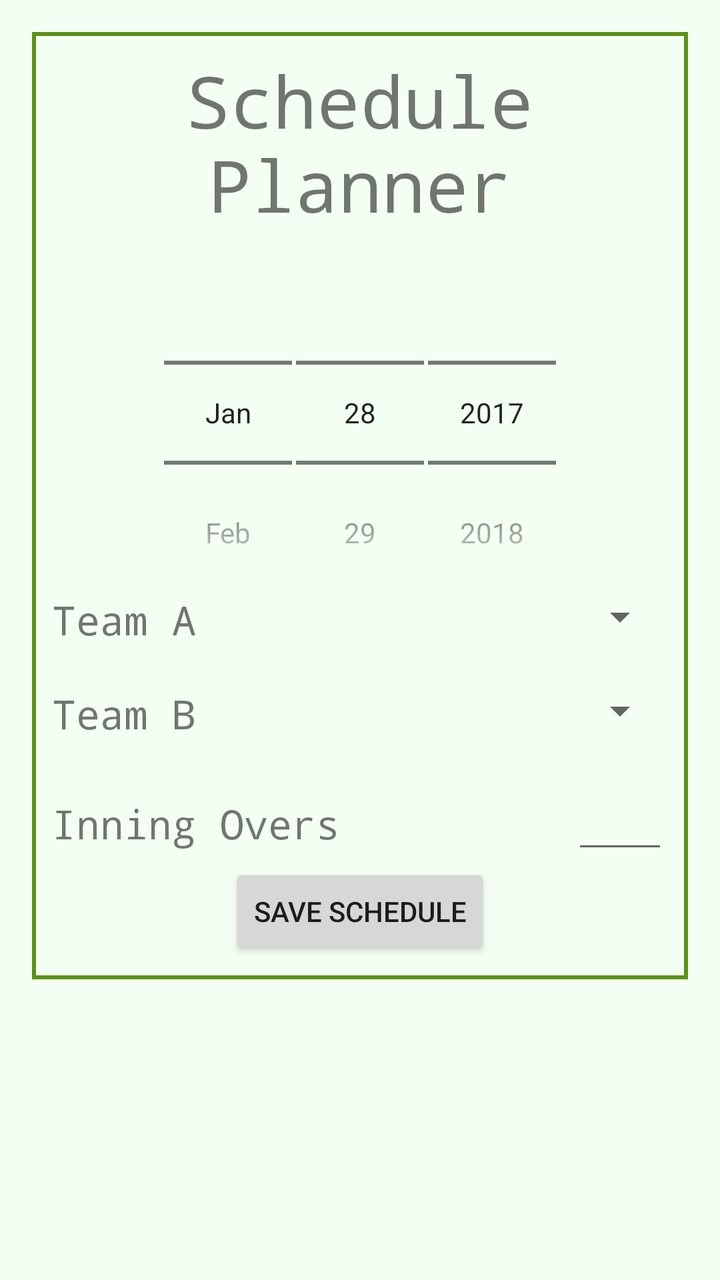
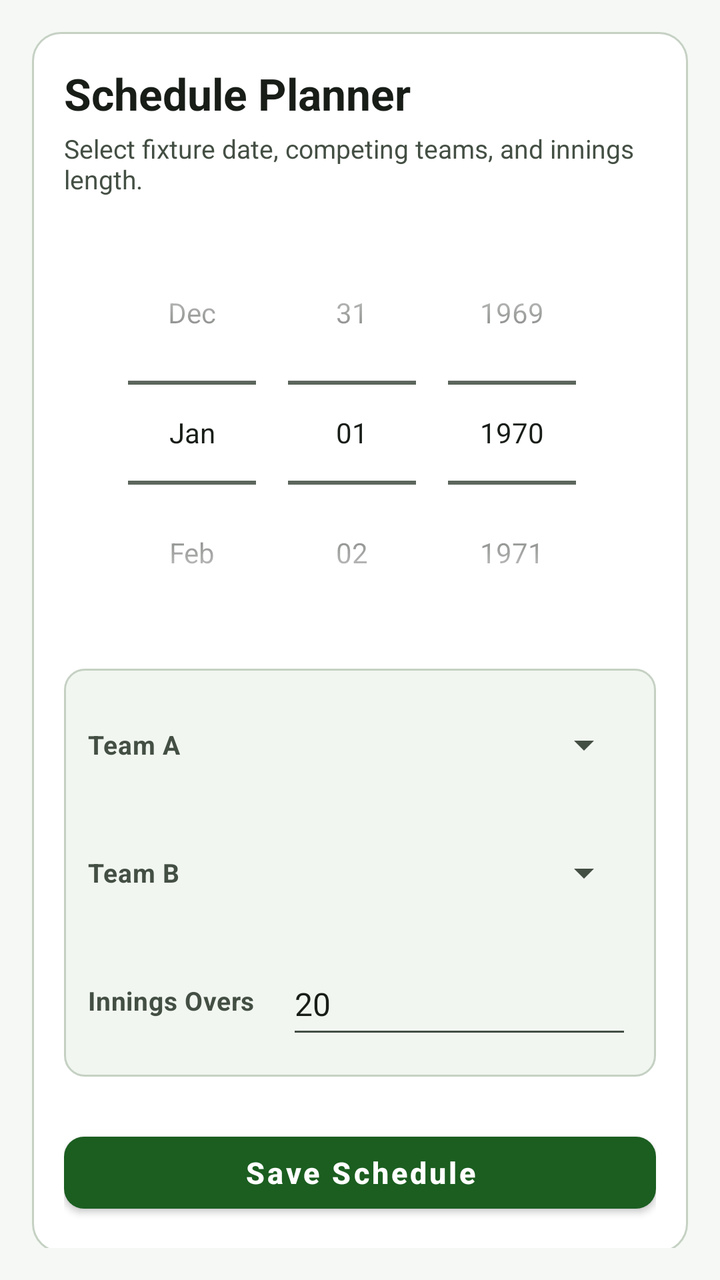

Before-and-after screenshots of an Android layout around one commit, followed by the original layout XML and the change that was made.
<!-- AndroidManifest.xml: application theme AppTheme -->
<!-- res/layout/activity_schedule_matches.xml -->
<?xml version="1.0" encoding="utf-8"?>
<ScrollView xmlns:android="http://schemas.android.com/apk/res/android"
    xmlns:tools="http://schemas.android.com/tools"
    android:id="@+id/activity_schedule_matches"
    android:layout_width="fill_parent"
    android:layout_height="fill_parent"
    android:paddingBottom="@dimen/activity_vertical_margin"
    android:paddingLeft="@dimen/activity_horizontal_margin"
    android:paddingRight="@dimen/activity_horizontal_margin"
    android:paddingTop="@dimen/activity_vertical_margin"
    android:background="@color/Color_Background"
    tools:context="com.example.android.cricketscoreboard.views.ScheduleMatches">

    <LinearLayout
        android:layout_width="match_parent"
        android:layout_height="match_parent"
        android:orientation="vertical"
        android:background="@drawable/rectangle">
        <TextView
            android:id="@+id/scheduleMatch_text_view"
            android:layout_width="match_parent"
            android:layout_height="wrap_content"

            android:layout_centerHorizontal="true"
            android:fontFamily="monospace"
            android:text="Schedule Planner"
            android:textAlignment="center"
            android:textSize="36sp" />
        <DatePicker
            android:layout_width="match_parent"
            android:layout_height="wrap_content"
            android:id="@+id/matchDatePicker"
            android:layoutMode="opticalBounds"
            style="@android:style/Widget.DatePicker"
            android:minDate="01/28/2017" />

        <TableLayout
            android:id="@+id/teamSelect_table_layout"
            android:layout_width="match_parent"
            android:layout_height="wrap_content"
            android:layout_below="@id/matchDatePicker">

            <TableRow>
                <TextView
                    android:layout_weight="1"
                    android:text="Team A"
                    android:fontFamily="monospace"
                    android:textSize="20dp"/>
                <Spinner
                    android:id="@+id/teamA_spinner"
                    android:layout_weight="1"/>
            </TableRow>
            <TableRow
                android:layout_marginTop="20dp">
                <TextView
                    android:layout_weight="1"
                    android:text="Team B"
                    android:fontFamily="monospace"
                    android:textSize="20dp"/>
                <Spinner
                    android:id="@+id/teamB_spinner"
                    android:layout_weight="1"/>
            </TableRow>
            <TableRow
                android:layout_marginTop="20dp">
                <TextView
                    android:layout_weight="2"
                    android:text="Inning Overs"
                    android:fontFamily="monospace"
                    android:textSize="20dp"/>

                <EditText
                    android:id="@+id/matchOverEditText"
                    android:layout_width="wrap_content"
                    android:layout_height="wrap_content"
                    android:maxLength="2"
                    android:inputType="number" />

            </TableRow>


        </TableLayout>
    <Button
        android:layout_height="wrap_content"
        android:layout_width="wrap_content"
        android:layout_gravity="center_horizontal"
        android:text="Save Schedule"
        android:onClick="onSaveScheduleClick"/>
    </LinearLayout>

</ScrollView>
<!-- resources referenced by this layout -->
<resources>
  <color name="Color_Background">#F4FFF3</color>
  <!-- drawable rectangle (drawable) -->
  <?xml version="1.0" encoding="utf-8"?>
  <shape xmlns:android="http://schemas.android.com/apk/res/android" android:shape="rectangle" >
  
      <solid android:color="@color/Color_Background" />
      <stroke android:width="2dip" android:color="@color/colorPrimaryDark"/>
      <padding
          android:left="10dp"
          android:top="10dp"
          android:right="10dp"
          android:bottom="10dp" />
      <gradient
          android:angle="45"
          android:centerX= "2"
          android:centerY= "2"
          android:centerColor="@color/Color_Background"
          android:endColor="@color/Color_Background"
          android:gradientRadius="1000"
          android:startColor="@color/black_overlay"
          android:type="sweep"
          android:useLevel="false"
      />
      <size
          android:width="10dp"
          android:height="10dp" />
  </shape>
  <style name="AppTheme" parent="Theme.AppCompat.Light.DarkActionBar">
          
          <item name="colorPrimary">@color/colorPrimary</item>
          <item name="colorPrimaryDark">@color/colorPrimaryDark</item>
          <item name="colorAccent">@color/colorAccent</item>
      </style>
  <color name="colorPrimaryDark">#5a9216</color>
  <color name="black_overlay">#66000000</color>
  
      #5D4037
      26C6DA
  <color name="colorPrimary">#8bc34a</color>
  <color name="colorAccent">#E64A19</color>
  <!-- unchanged entries left out for length: 2 -->
</resources>

<!-- the commit's change to res/layout/activity_schedule_matches.xml (unified diff, before → after) -->
@@ -2,90 +2,129 @@
 <ScrollView xmlns:android="http://schemas.android.com/apk/res/android"
     xmlns:tools="http://schemas.android.com/tools"
     android:id="@+id/activity_schedule_matches"
-    android:layout_width="fill_parent"
-    android:layout_height="fill_parent"
+    android:layout_width="match_parent"
+    android:layout_height="match_parent"
+    android:background="@color/Color_Background"
+    android:fillViewport="true"
+    android:paddingLeft="@dimen/activity_horizontal_margin"
+    android:paddingTop="@dimen/activity_vertical_margin"
+    android:paddingRight="@dimen/activity_horizontal_margin"
     android:paddingBottom="@dimen/activity_vertical_margin"
-    android:paddingLeft="@dimen/activity_horizontal_margin"
-    android:paddingRight="@dimen/activity_horizontal_margin"
-    android:paddingTop="@dimen/activity_vertical_margin"
-    android:background="@color/Color_Background"
     tools:context="com.example.android.cricketscoreboard.views.ScheduleMatches">
 
     <LinearLayout
         android:layout_width="match_parent"
-        android:layout_height="match_parent"
+        android:layout_height="wrap_content"
+        android:background="@drawable/rectangle"
         android:orientation="vertical"
-        android:background="@drawable/rectangle">
+        android:padding="@dimen/space_lg">
+
         <TextView
             android:id="@+id/scheduleMatch_text_view"
             android:layout_width="match_parent"
             android:layout_height="wrap_content"
+            android:text="Schedule Planner"
+            android:textAppearance="@style/TextAppearance.Cricket.ScreenTitle" />
 
-            android:layout_centerHorizontal="true"
-            android:fontFamily="monospace"
-            android:text="Schedule Planner"
-            android:textAlignment="center"
-            android:textSize="36sp" />
-        <DatePicker
+        <TextView
             android:layout_width="match_parent"
             android:layout_height="wrap_content"
+            android:layout_marginTop="4dp"
+            android:text="Select fixture date, competing teams, and innings length."
+            android:textColor="@color/colorTextSecondary"
+            android:textSize="13sp" />
+
+        <DatePicker
             android:id="@+id/matchDatePicker"
-            android:layoutMode="opticalBounds"
-            style="@android:style/Widget.DatePicker"
-            android:minDate="01/28/2017" />
+            android:layout_width="match_parent"
+            android:layout_height="wrap_content"
+            android:layout_marginTop="@dimen/space_md"
+            android:calendarViewShown="false"
+            android:datePickerMode="spinner" />
 
         <TableLayout
             android:id="@+id/teamSelect_table_layout"
             android:layout_width="match_parent"
             android:layout_height="wrap_content"
-            android:layout_below="@id/matchDatePicker">
+            android:layout_marginTop="@dimen/space_md"
+            android:background="@drawable/bg_stat_chip"
+            android:stretchColumns="1">
 
-            <TableRow>
+            <TableRow
+                android:gravity="center_vertical"
+                android:paddingTop="4dp"
+                android:paddingBottom="4dp">
+
                 <TextView
-                    android:layout_weight="1"
+                    android:layout_width="wrap_content"
+                    android:layout_height="wrap_content"
+                    android:paddingEnd="16dp"
+                    android:paddingRight="16dp"
                     android:text="Team A"
-                    android:fontFamily="monospace"
-                    android:textSize="20dp"/>
+                    android:textAppearance="@style/TextAppearance.Cricket.FieldLabel" />
+
                 <Spinner
                     android:id="@+id/teamA_spinner"
-                    android:layout_weight="1"/>
+                    android:layout_width="match_parent"
+                    android:layout_height="wrap_content"
+                    android:minHeight="48dp" />
             </TableRow>
+
             <TableRow
-                android:layout_marginTop="20dp">
+                android:layout_marginTop="8dp"
+                android:gravity="center_vertical"
+                android:paddingTop="4dp"
+                android:paddingBottom="4dp">
+
                 <TextView
-                    android:layout_weight="1"
+                    android:layout_width="wrap_content"
+                    android:layout_height="wrap_content"
+                    android:paddingEnd="16dp"
+                    android:paddingRight="16dp"
                     android:text="Team B"
-                    android:fontFamily="monospace"
-                    android:textSize="20dp"/>
+                    android:textAppearance="@style/TextAppearance.Cricket.FieldLabel" />
+
                 <Spinner
                     android:id="@+id/teamB_spinner"
-                    android:layout_weight="1"/>
+                    android:layout_width="match_parent"
+                    android:layout_height="wrap_content"
+                    android:minHeight="48dp" />
             </TableRow>
+
             <TableRow
-                android:layout_marginTop="20dp">
+                android:layout_marginTop="8dp"
+                android:gravity="center_vertical"
+                android:paddingTop="4dp"
+                android:paddingBottom="4dp">
+
                 <TextView
-                    android:layout_weight="2"
-                    android:text="Inning Overs"
-                    android:fontFamily="monospace"
-                    android:textSize="20dp"/>
+                    android:layout_width="wrap_content"
+                    android:layout_height="wrap_content"
+                    android:paddingEnd="16dp"
+                    android:paddingRight="16dp"
+                    android:text="Innings Overs"
+                    android:textAppearance="@style/TextAppearance.Cricket.FieldLabel" />
 
                 <EditText
                     android:id="@+id/matchOverEditText"
-                    android:layout_width="wrap_content"
+                    android:layout_width="match_parent"
                     android:layout_height="wrap_content"
+                    android:hint="20"
+                    android:inputType="number"
                     android:maxLength="2"
-                    android:inputType="number" />
+                    android:minHeight="48dp"
+                    android:text="20"
+                    android:textSize="16sp" />
+            </TableRow>
+        </TableLayout>
 
-            </TableRow>
+        <Button
+            style="@style/Widget.Cricket.PrimaryButton"
+            android:layout_width="match_parent"
+            android:layout_height="wrap_content"
+            android:layout_marginTop="@dimen/space_xl"
+            android:onClick="onSaveScheduleClick"
+            android:text="Save Schedule" />
 
-
-        </TableLayout>
-    <Button
-        android:layout_height="wrap_content"
-        android:layout_width="wrap_content"
-        android:layout_gravity="center_horizontal"
-        android:text="Save Schedule"
-        android:onClick="onSaveScheduleClick"/>
     </LinearLayout>
-
 </ScrollView>
<!-- resource entries referenced after the edit -->
@@ -1,45 +1,90 @@
 <!-- resources referenced by this layout -->
 <resources>
-  <color name="Color_Background">#F4FFF3</color>
+  <color name="Color_Background">#F5F8F4</color>
+  <color name="colorTextSecondary">#444F44</color>
+  <dimen name="space_lg">16dp</dimen>
+  <dimen name="space_md">12dp</dimen>
+  <dimen name="space_xl">24dp</dimen>
+  <!-- drawable bg_stat_chip (drawable) -->
+  <?xml version="1.0" encoding="utf-8"?>
+  <shape xmlns:android="http://schemas.android.com/apk/res/android"
+      android:shape="rectangle">
+      <solid android:color="@color/colorSurfaceElevated" />
+      <corners android:radius="10dp" />
+      <stroke
+          android:width="1dp"
+          android:color="@color/colorOutline" />
+      <padding
+          android:bottom="10dp"
+          android:left="12dp"
+          android:right="12dp"
+          android:top="10dp" />
+  </shape>
   <!-- drawable rectangle (drawable) -->
   <?xml version="1.0" encoding="utf-8"?>
-  <shape xmlns:android="http://schemas.android.com/apk/res/android" android:shape="rectangle" >
-  
-      <solid android:color="@color/Color_Background" />
-      <stroke android:width="2dip" android:color="@color/colorPrimaryDark"/>
+  <shape xmlns:android="http://schemas.android.com/apk/res/android"
+      android:shape="rectangle">
+      <solid android:color="@color/colorSurface" />
+      <corners android:radius="@dimen/card_corner_radius" />
+      <stroke
+          android:width="1dp"
+          android:color="@color/colorOutline" />
       <padding
-          android:left="10dp"
-          android:top="10dp"
-          android:right="10dp"
-          android:bottom="10dp" />
-      <gradient
-          android:angle="45"
-          android:centerX= "2"
-          android:centerY= "2"
-          android:centerColor="@color/Color_Background"
-          android:endColor="@color/Color_Background"
-          android:gradientRadius="1000"
-          android:startColor="@color/black_overlay"
-          android:type="sweep"
-          android:useLevel="false"
-      />
-      <size
-          android:width="10dp"
-          android:height="10dp" />
+          android:bottom="14dp"
+          android:left="14dp"
+          android:right="14dp"
+          android:top="14dp" />
   </shape>
-  <style name="AppTheme" parent="Theme.AppCompat.Light.DarkActionBar">
-          
+  <style name="TextAppearance.Cricket.FieldLabel" parent="TextAppearance.MaterialComponents.Body2">
+          <item name="android:textSize">13sp</item>
+          <item name="android:textStyle">bold</item>
+          <item name="android:textColor">@color/colorTextSecondary</item>
+          <item name="android:fontFamily">sans-serif-medium</item>
+      </style>
+  <style name="TextAppearance.Cricket.ScreenTitle" parent="TextAppearance.MaterialComponents.Headline5">
+          <item name="android:textSize">22sp</item>
+          <item name="android:textStyle">bold</item>
+          <item name="android:textColor">@color/colorTextPrimary</item>
+          <item name="android:fontFamily">sans-serif-medium</item>
+      </style>
+  <style name="Widget.Cricket.PrimaryButton" parent="Widget.MaterialComponents.Button">
+          <item name="android:minHeight">@dimen/min_touch_target</item>
+          <item name="android:textAllCaps">false</item>
+          <item name="android:textStyle">bold</item>
+          <item name="android:textSize">15sp</item>
+          <item name="cornerRadius">@dimen/button_corner_radius</item>
+      </style>
+  <style name="AppTheme" parent="Theme.MaterialComponents.DayNight.DarkActionBar">
           <item name="colorPrimary">@color/colorPrimary</item>
           <item name="colorPrimaryDark">@color/colorPrimaryDark</item>
+          <item name="colorPrimaryVariant">@color/colorPrimaryVariant</item>
+          <item name="colorOnPrimary">@color/colorOnPrimary</item>
           <item name="colorAccent">@color/colorAccent</item>
+          <item name="colorSecondary">@color/colorSecondary</item>
+          <item name="colorSecondaryVariant">@color/colorSecondaryVariant</item>
+          <item name="colorOnSecondary">@color/colorOnSecondary</item>
+          <item name="android:colorBackground">@color/Color_Background</item>
+          <item name="colorSurface">@color/colorSurface</item>
+          <item name="colorOnSurface">@color/colorTextPrimary</item>
+          <item name="android:textColorPrimary">@color/colorTextPrimary</item>
+          <item name="android:textColorSecondary">@color/colorTextSecondary</item>
+          <item name="android:statusBarColor">@color/colorPrimaryDark</item>
       </style>
-  <color name="colorPrimaryDark">#5a9216</color>
-  <color name="black_overlay">#66000000</color>
-  
-      #5D4037
-      26C6DA
-  <color name="colorPrimary">#8bc34a</color>
-  <color name="colorAccent">#E64A19</color>
+  <color name="colorSurfaceElevated">#F1F6F0</color>
+  <color name="colorOutline">#C5D1C3</color>
+  <color name="colorSurface">#FFFFFF</color>
+  <dimen name="card_corner_radius">14dp</dimen>
+  <color name="colorTextPrimary">#181D18</color>
+  <dimen name="min_touch_target">48dp</dimen>
+  <dimen name="button_corner_radius">10dp</dimen>
+  <color name="colorPrimaryDark">#0D3B10</color>
+  <color name="colorPrimaryVariant">#2E7D32</color>
+  <color name="colorOnPrimary">#FFFFFF</color>
+  <color name="colorPrimary">#1B5E20</color>
+  <color name="colorAccent">#C62828</color>
+  <color name="colorSecondary">#C62828</color>
+  <color name="colorSecondaryVariant">#8E0000</color>
+  <color name="colorOnSecondary">#FFFFFF</color>
   <!-- unchanged entries left out for length: 2 -->
 </resources>
 
